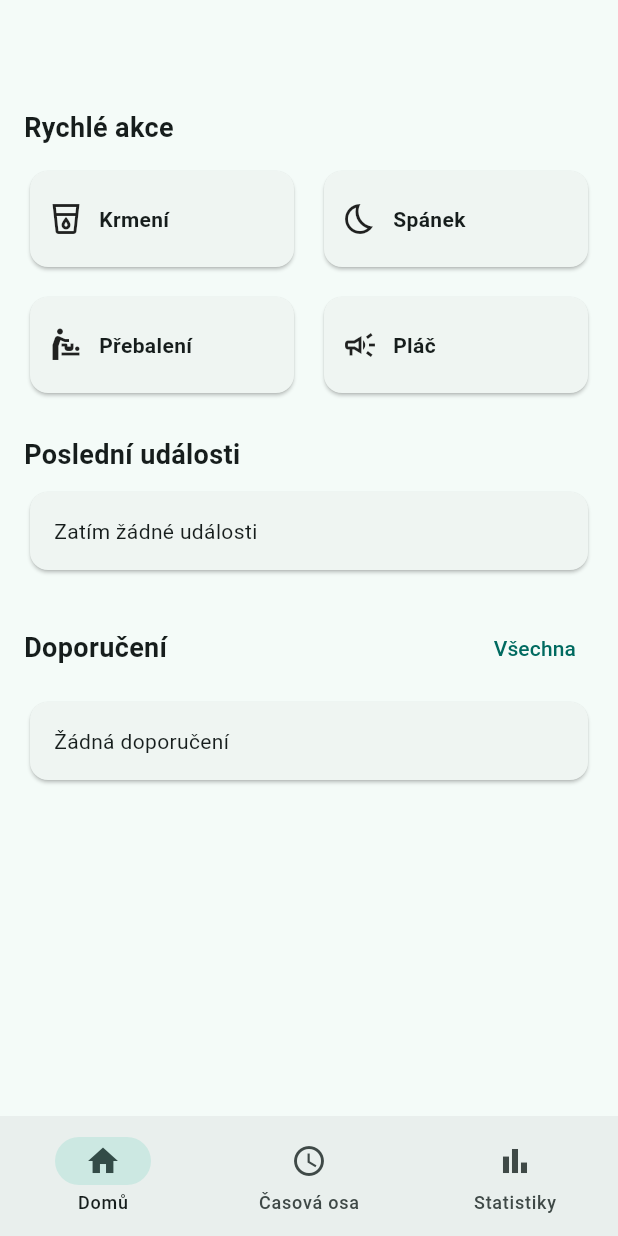
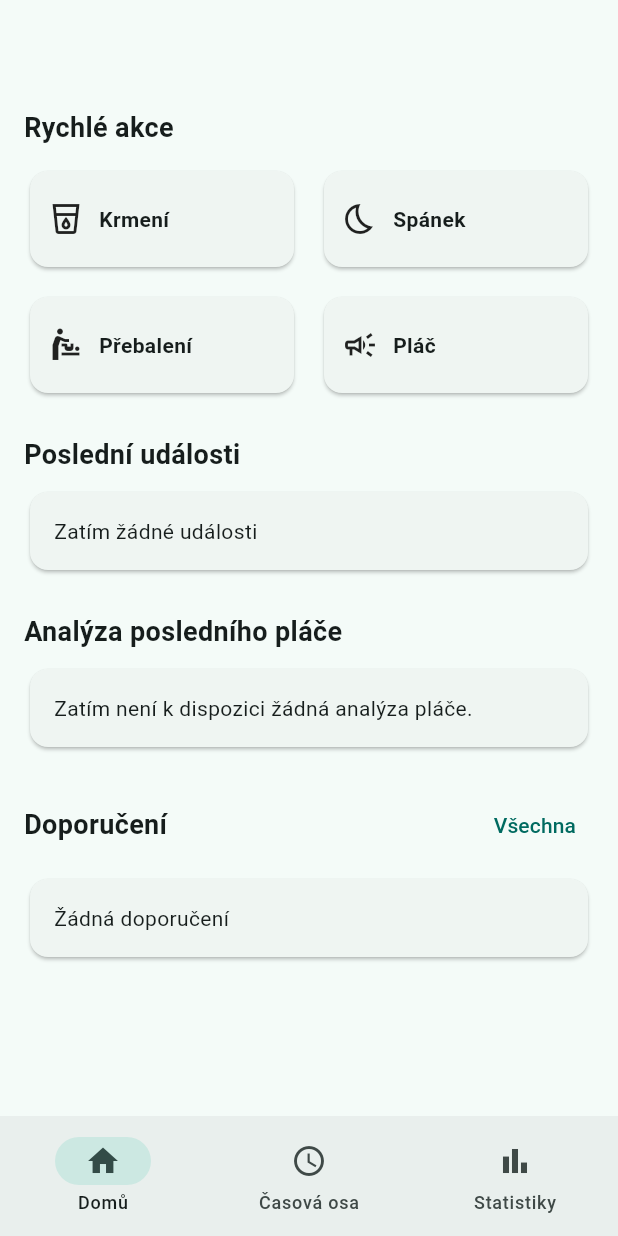
Before and after one commit to decrid/bebia, a Flutter app: the screen it shows after launch, on a phone screen of 412 x 824 dp. Run offline on Flutter 3.47's test engine with Material 3 defaults, Android fonts, the phone set to English and light mode, and no system bars; our stand-ins replace isar_community; accounts and stored records are empty; generated files the repository leaves out were written again.

Commit message:
feat: show crying analysis on home screen

```diff
--- a/lib/features/home/home_screen.dart
+++ b/lib/features/home/home_screen.dart
@@ -1,5 +1,6 @@
 import 'package:flutter/material.dart';
 import '../../core/app_services.dart';
+import '../crying/crying_analysis_result.dart';
 import '../crying/crying_form_screen.dart';
 import '../diaper/diaper_form_screen.dart';
 import '../feeding/feeding_form_screen.dart';
@@ -19,11 +20,13 @@ class HomeScreen extends StatefulWidget {
 
 class _HomeScreenState extends State<HomeScreen> {
   late Future<List<Recommendation>> _futureRecommendations;
+  late Future<CryingAnalysisResult?> _futureCryingAnalysis;
 
   @override
   void initState() {
     super.initState();
     _loadRecommendations();
+    _loadCryingAnalysis();
     AppServices.timelineController.load();
   }
 
@@ -32,14 +35,23 @@ class _HomeScreenState extends State<HomeScreen> {
         AppServices.recommendationService.getRecommendations();
   }
 
+  void _loadCryingAnalysis() {
+    _futureCryingAnalysis =
+        AppServices.cryingAnalysisService.analyzeLatestCrying();
+  }
+
   Future<void> _refresh() async {
     await AppServices.timelineController.load();
 
     setState(() {
       _loadRecommendations();
+      _loadCryingAnalysis();
     });
 
-    await _futureRecommendations;
+    await Future.wait([
+      _futureRecommendations,
+      _futureCryingAnalysis,
+    ]);
   }
 
   Future<void> _openForm(Widget screen) async {
@@ -59,6 +71,19 @@ class _HomeScreenState extends State<HomeScreen> {
     final hour = time.hour.toString().padLeft(2, '0');
     final minute = time.minute.toString().padLeft(2, '0');
     return '$hour:$minute';
+  }
+
+  String _cryingCauseLabel(String cause) {
+    switch (cause) {
+      case 'hunger':
+        return 'hlad';
+      case 'tired':
+        return 'únava';
+      case 'discomfort':
+        return 'diskomfort';
+      default:
+        return cause;
+    }
   }
 
   IconData _eventIcon(EventType type) {
@@ -198,6 +223,87 @@ class _HomeScreenState extends State<HomeScreen> {
               },
             ),
             const SizedBox(height: 24),
+            const Text(
+              'Analýza posledního pláče',
+              style: TextStyle(
+                fontSize: 18,
+                fontWeight: FontWeight.w600,
+              ),
+            ),
+            FutureBuilder<CryingAnalysisResult?>(
+              future: _futureCryingAnalysis,
+              builder: (context, snapshot) {
+                if (snapshot.connectionState == ConnectionState.waiting) {
+                  return const Padding(
+                    padding: EdgeInsets.only(top: 16),
+                    child: Center(
+                      child: CircularProgressIndicator(),
+                    ),
+                  );
+                }
+
+                if (snapshot.hasError) {
+                  return Padding(
+                    padding: const EdgeInsets.only(top: 8),
+                    child: Card(
+                      child: Padding(
+                        padding: const EdgeInsets.all(16),
+                        child: Text(
+                          'Chyba při načítání analýzy pláče: ${snapshot.error}',
+                        ),
+                      ),
+                    ),
+                  );
+                }
+
+                final analysis = snapshot.data;
+
+                if (analysis == null) {
+                  return const Padding(
+                    padding: EdgeInsets.only(top: 8),
+                    child: Card(
+                      child: Padding(
+                        padding: EdgeInsets.all(16),
+                        child: Text(
+                          'Zatím není k dispozici žádná analýza pláče.',
+                        ),
+                      ),
+                    ),
+                  );
+                }
+
+                return Padding(
+                  padding: const EdgeInsets.only(top: 8),
+                  child: Card(
+                    child: Padding(
+                      padding: const EdgeInsets.all(16),
+                      child: Column(
+                        crossAxisAlignment: CrossAxisAlignment.start,
+                        children: [
+                          Text(
+                            'Pravděpodobná příčina: ${_cryingCauseLabel(analysis.probableCause)}',
+                            style: const TextStyle(
+                              fontWeight: FontWeight.w600,
+                            ),
+                          ),
+                          const SizedBox(height: 8),
+                          Text(
+                            'Jistota: ${(analysis.confidence * 100).round()} %',
+                          ),
+                          if (analysis.signals.isNotEmpty) ...[
+                            const SizedBox(height: 8),
+                            Text(
+                              'Signály: ${analysis.signals.join(', ')}',
+                            ),
+                          ],
+                        ],
+                      ),
+                    ),
+                  ),
+                );
+              },
+            ),
+            const SizedBox(height: 24),
             Row(
               mainAxisAlignment: MainAxisAlignment.spaceBetween,
               children: [
```
